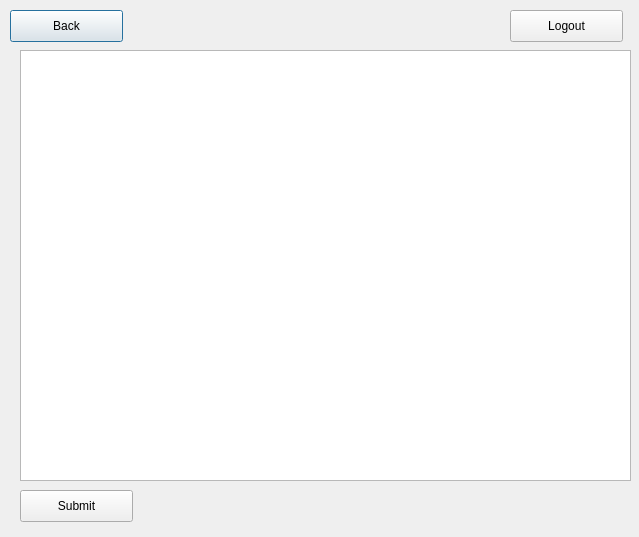
The window that editemployee.ui (Tligtvoet/goat-bulk) describes before a commit, drawn with Qt 5.
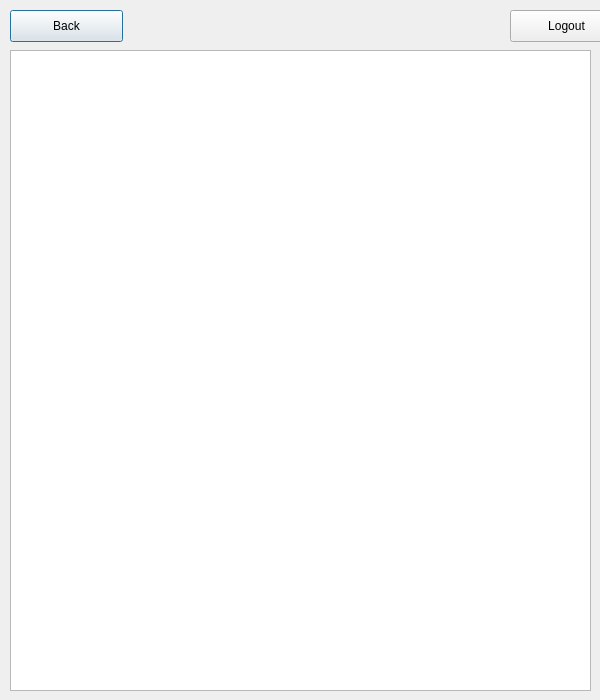
The same window after the commit.

```diff
--- a/editemployee.ui
+++ b/editemployee.ui
@@ -6,10 +6,22 @@
    <rect>
     <x>0</x>
     <y>0</y>
-    <width>639</width>
-    <height>537</height>
+    <width>600</width>
+    <height>700</height>
    </rect>
   </property>
+  <property name="minimumSize">
+   <size>
+    <width>600</width>
+    <height>700</height>
+   </size>
+  </property>
+  <property name="maximumSize">
+   <size>
+    <width>600</width>
+    <height>700</height>
+   </size>
+  </property>
   <property name="windowTitle">
    <string>Dialog</string>
   </property>
@@ -55,12 +67,18 @@
   <widget class="QTableView" name="tableView">
    <property name="geometry">
     <rect>
-     <x>20</x>
+     <x>10</x>
      <y>50</y>
-     <width>611</width>
-     <height>431</height>
+     <width>581</width>
+     <height>641</height>
     </rect>
    </property>
+   <property name="sizePolicy">
+    <sizepolicy hsizetype="Fixed" vsizetype="Fixed">
+     <horstretch>0</horstretch>
+     <verstretch>0</verstretch>
+    </sizepolicy>
+   </property>
   </widget>
  </widget>
  <resources/>
```
